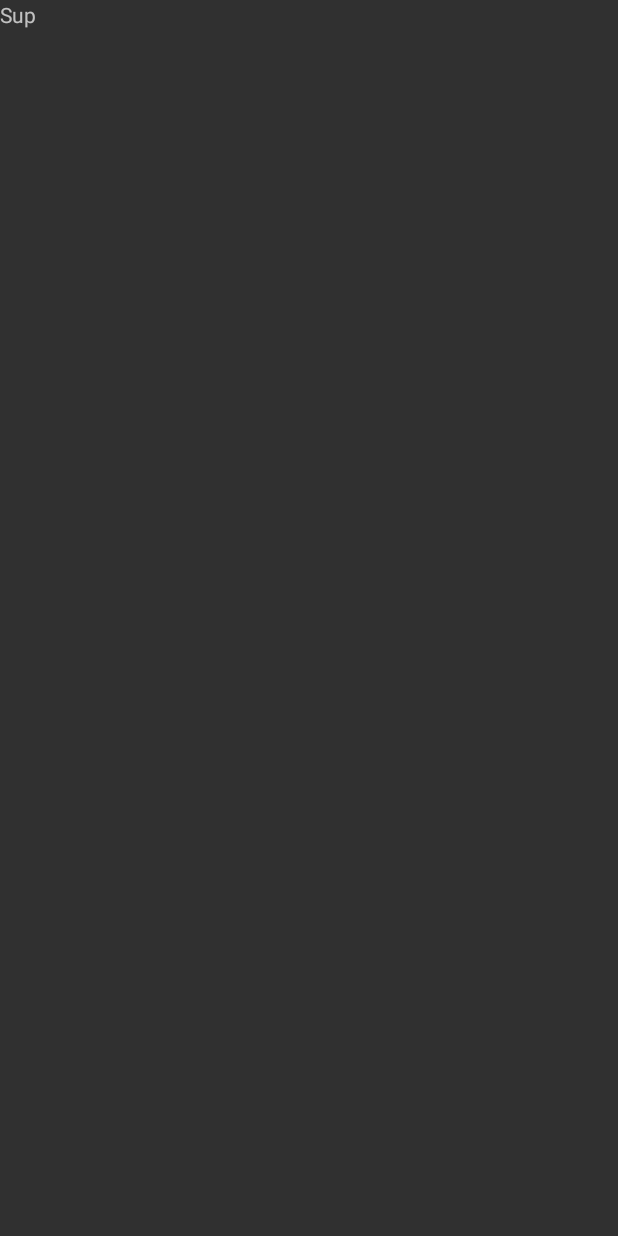
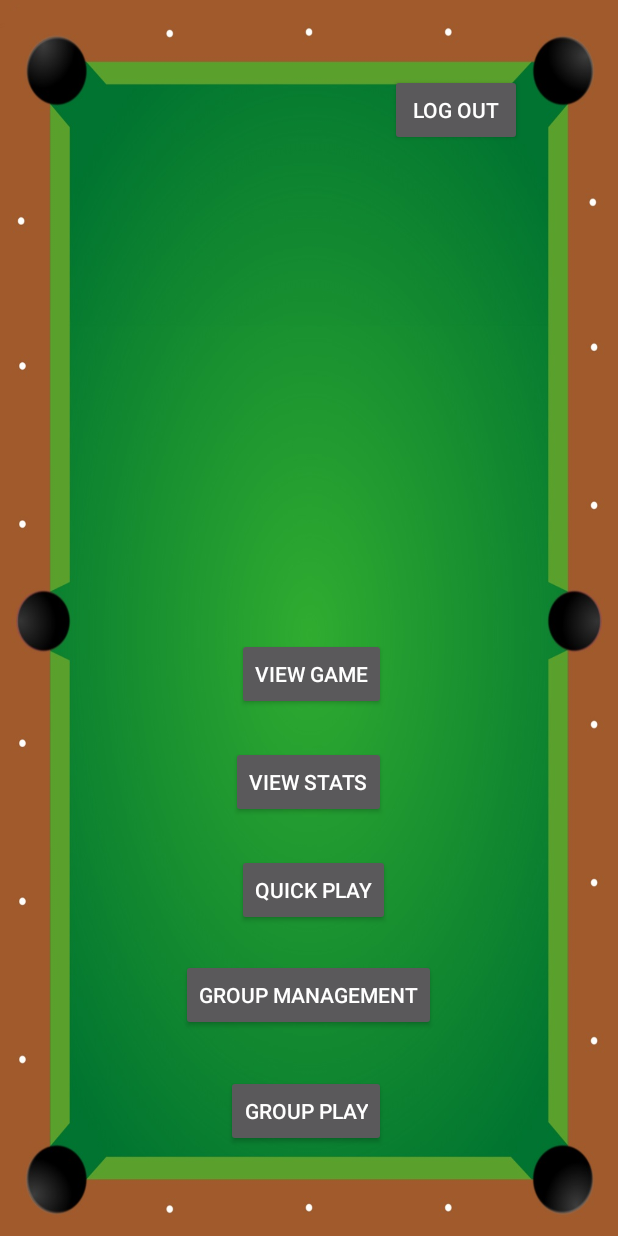
Before and after one commit to TacticalLuke43/Scoremaster, an Android app: the MainMenu screen opened directly, with no data from a screen before it, on a phone screen of 412 x 824 dp. Before the commit the screen is almost empty. Run offline under Robolectric (Android 15) with nearby library versions, the phone set to English and light mode, and no system bars.

Commit message:
Rearranged some files
Updates to Log In screen and Main Menu

```diff
--- a/app/src/main/res/layout/activity_main_menu.xml
+++ b/app/src/main/res/layout/activity_main_menu.xml
@@ -1,16 +1,74 @@
 <?xml version="1.0" encoding="utf-8"?>
-<android.support.constraint.ConstraintLayout xmlns:android="http://schemas.android.com/apk/res/android"
+<RelativeLayout xmlns:android="http://schemas.android.com/apk/res/android"
     xmlns:app="http://schemas.android.com/apk/res-auto"
     xmlns:tools="http://schemas.android.com/tools"
     android:layout_width="match_parent"
     android:layout_height="match_parent"
-    tools:context="csc483.scoremaster.MainMenu">
+    tools:context="csc483.scoremaster.MainMenu"
+    android:background="@drawable/pooltable">
 
-    <TextView
-        android:id="@+id/textView7"
+    <Button
+        android:id="@+id/ViewGamebutton"
         android:layout_width="wrap_content"
         android:layout_height="wrap_content"
-        android:text="Sup"
-        tools:layout_editor_absoluteX="180dp"
-        tools:layout_editor_absoluteY="247dp" />
-</android.support.constraint.ConstraintLayout>
+        android:layout_above="@+id/button5"
+        android:layout_alignEnd="@+id/button5"
+        android:layout_marginBottom="24dp"
+        android:onClick=""
+        android:text="View Game"
+        tools:layout_editor_absoluteX="155dp"
+        tools:layout_editor_absoluteY="225dp" />
+
+    <Button
+        android:id="@+id/button2"
+        android:layout_width="wrap_content"
+        android:layout_height="wrap_content"
+        android:layout_above="@+id/button4"
+        android:layout_alignStart="@+id/ViewGamebutton"
+        android:layout_marginBottom="22dp"
+        android:text="Quick Play"
+        tools:layout_editor_absoluteX="154dp"
+        tools:layout_editor_absoluteY="290dp" />
+
+    <Button
+        android:id="@+id/button3"
+        android:layout_width="wrap_content"
+        android:layout_height="wrap_content"
+        android:layout_alignEnd="@+id/button5"
+        android:layout_alignParentBottom="true"
+        android:layout_marginBottom="59dp"
+        android:text="Group Play"
+        tools:layout_editor_absoluteX="151dp"
+        tools:layout_editor_absoluteY="349dp" />
+
+    <Button
+        android:id="@+id/button4"
+        android:layout_width="wrap_content"
+        android:layout_height="wrap_content"
+        android:layout_above="@+id/button3"
+        android:layout_centerHorizontal="true"
+        android:layout_marginBottom="29dp"
+        android:text="Group Management"
+        tools:layout_editor_absoluteX="120dp"
+        tools:layout_editor_absoluteY="406dp" />
+
+    <Button
+        android:id="@+id/button5"
+        android:layout_width="wrap_content"
+        android:layout_height="wrap_content"
+        android:layout_above="@+id/button2"
+        android:layout_centerHorizontal="true"
+        android:layout_marginBottom="24dp"
+        android:text="View Stats"
+        tools:layout_editor_absoluteX="153dp"
+        tools:layout_editor_absoluteY="470dp" />
+
+    <Button
+        android:id="@+id/LogOutbutton"
+        android:layout_width="wrap_content"
+        android:layout_height="wrap_content"
+        android:layout_alignParentTop="true"
+        android:layout_marginTop="49dp"
+        android:layout_toEndOf="@+id/button2"
+        android:text="Log out" />
+</RelativeLayout>
```
Also changed, not shown: app/src/main/java/csc483/scoremaster/LogInScreen.java (+16 -1 lines), app/src/main/res/layout/activity_log_in_screen.xml (+66 -3 lines), 5 other files.
